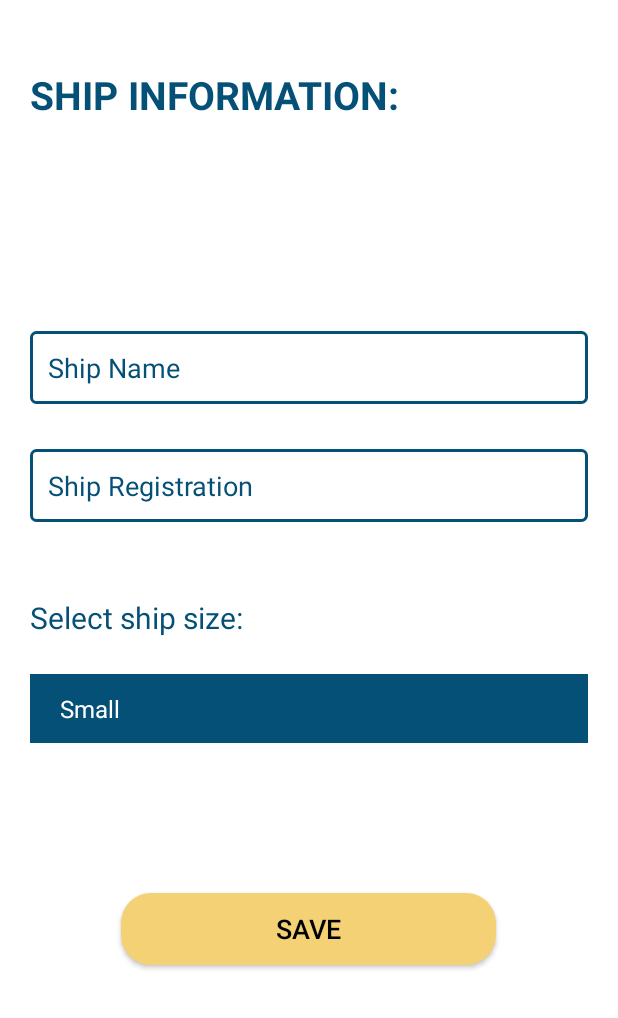
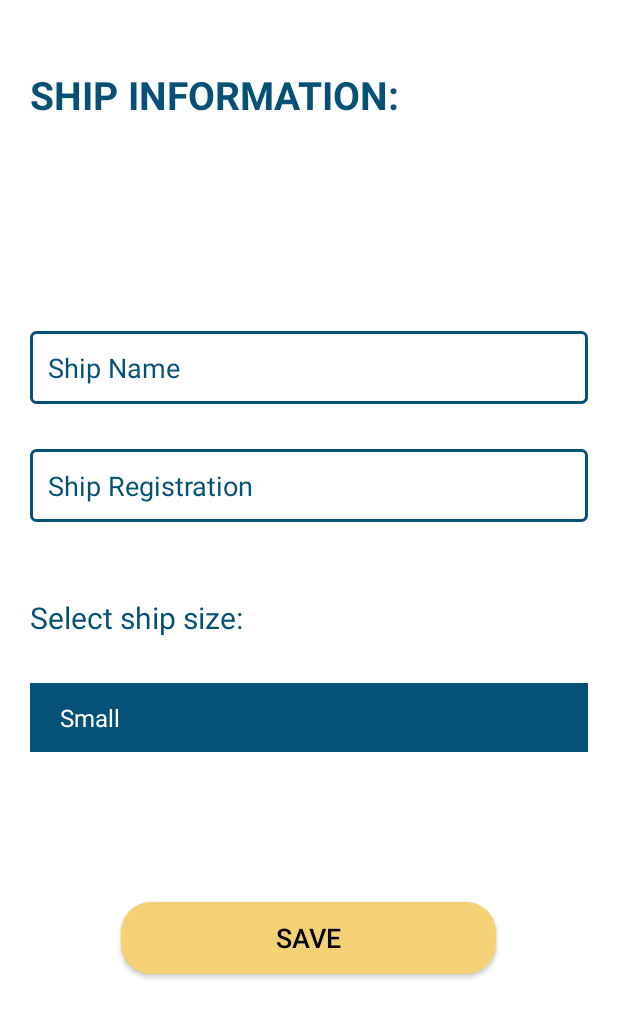
Before and after one commit to Petra2121/SmartMarinaApp, an Android app: the AddShipFragment screen opened through its navigation route, on a phone screen of 412 x 824 dp. Shown: the top 1018 px of the screen. Run offline under Robolectric (Android 15) with nearby library versions, the phone set to English and light mode, and no system bars; 1 statement that could not run was skipped.

Commit message:
ispravljeno dodaj brodove xml

```diff
--- a/app/src/main/res/layout/fragment_add_ship.xml
+++ b/app/src/main/res/layout/fragment_add_ship.xml
@@ -64,19 +64,13 @@
             android:textColor="@color/blue"
             android:text="Select ship size:"/>
 
-        <ImageView
-            android:layout_width="wrap_content"
-            android:layout_height="wrap_content"
-            android:layout_gravity="right"
-            android:layout_marginEnd="30dp"
-            android:src="@drawable/ic_keyboard_arrow_down_white_24dp" />
-
         <Spinner
             android:id="@+id/spinner"
             android:layout_width="match_parent"
             android:layout_height="wrap_content"
             android:layout_marginStart="20dp"
             android:layout_marginEnd="20dp"
+            android:layout_marginTop="30dp"
             android:layout_marginBottom="50dp"
             android:padding="12dp"
             android:background="@color/blue" />
```
